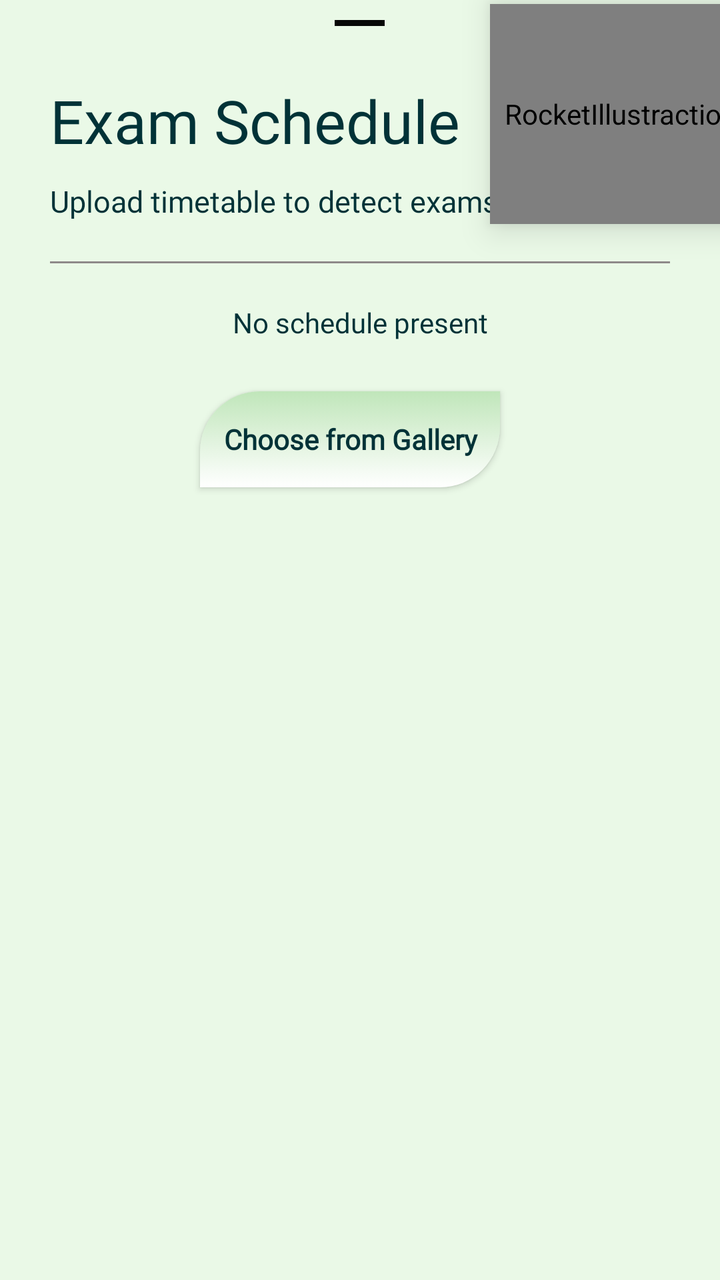
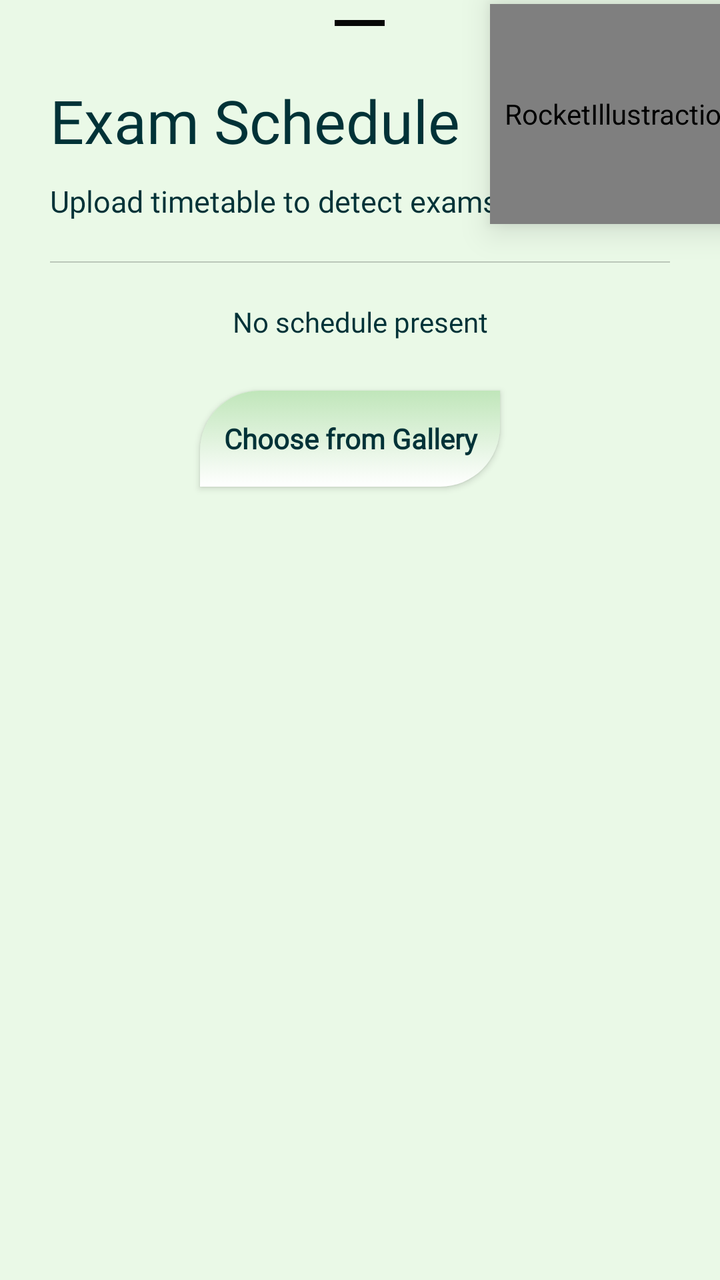

An Android layout rendered at two revisions. The XML below is the earlier revision; the diff shows what the commit changed to produce the second picture.
<!-- AndroidManifest.xml: application theme Theme.UniGo -->
<!-- res/layout/exam_schedule_btm.xml -->
<?xml version="1.0" encoding="utf-8"?>
<ScrollView
    xmlns:android="http://schemas.android.com/apk/res/android"
    xmlns:app="http://schemas.android.com/apk/res-auto"
    android:layout_width="match_parent"
    android:layout_height="match_parent"
    android:fillViewport="true"
    android:overScrollMode="never">

    <RelativeLayout
        android:layout_width="match_parent"
        android:layout_height="wrap_content"
        android:clipChildren="false"
        android:clipToPadding="false"
        android:paddingBottom="30dp">

        
        <com.google.android.material.bottomsheet.BottomSheetDragHandleView
            android:layout_width="25dp"
            android:layout_height="3dp"
            android:layout_centerHorizontal="true"
            android:layout_marginTop="10dp"
            android:background="@color/black"
            app:shapeAppearanceOverlay="@style/ShapeAppearance.Material3.SmallComponent" />

        
        <TextView
            android:id="@+id/examHeading"
            android:layout_width="wrap_content"
            android:layout_height="wrap_content"
            android:layout_marginStart="25dp"
            android:layout_marginTop="40dp"
            android:fontFamily="@font/lexend"
            android:text="Exam Schedule"
            android:textColor="@color/text_primary"
            android:textSize="30sp" />

        
        <com.airbnb.lottie.LottieAnimationView
            android:id="@+id/examIllustration"
            android:layout_width="130dp"
            android:layout_height="110dp"
            android:layout_alignParentEnd="true"
            android:translationX="15dp"
            android:translationY="2dp"
            android:elevation="10dp"
            android:contentDescription="@string/Illustration"
            app:lottie_rawRes="@raw/exams"
            app:lottie_autoPlay="true"
            app:lottie_loop="true"/>

        
        <TextView
            android:id="@+id/examSubheading"
            android:layout_width="wrap_content"
            android:layout_height="wrap_content"
            android:layout_below="@id/examHeading"
            android:layout_marginStart="25dp"
            android:layout_marginTop="10dp"
            android:fontFamily="@font/lexend"
            android:text="Upload timetable to detect exams"
            android:textColor="@color/text_primary"
            android:textSize="15sp" />

        
        <View
            android:id="@+id/div1"
            android:layout_width="match_parent"
            android:layout_height="1dp"
            android:layout_below="@id/examSubheading"
            android:layout_marginStart="25dp"
            android:layout_marginTop="20dp"
            android:layout_marginEnd="25dp"
            android:background="@color/gray" />

        
        <LinearLayout
            android:id="@+id/scheduleSection"
            android:layout_width="match_parent"
            android:layout_height="wrap_content"
            android:layout_below="@id/div1"
            android:layout_marginTop="20dp"
            android:layout_marginStart="25dp"
            android:layout_marginEnd="25dp"
            android:orientation="vertical">

            <TextView
                android:id="@+id/noScheduleText"
                android:layout_width="match_parent"
                android:layout_height="wrap_content"
                android:text="No schedule present"
                android:textSize="14sp"
                android:textColor="@color/text_primary"
                android:gravity="center"/>

            <LinearLayout
                android:id="@+id/scheduleContainer"
                android:layout_width="match_parent"
                android:layout_height="wrap_content"
                android:orientation="vertical"
                android:visibility="gone"/>

        </LinearLayout>

        
        <LinearLayout
            android:id="@+id/buttonRow"
            android:layout_width="match_parent"
            android:layout_height="wrap_content"
            android:layout_below="@id/scheduleSection"
            android:layout_marginTop="25dp"
            android:layout_marginStart="25dp"
            android:layout_marginEnd="25dp"
            android:orientation="horizontal"
            android:gravity="center"
            android:weightSum="2">

            <androidx.appcompat.widget.AppCompatButton
                android:id="@+id/galleryBtn"
                android:layout_width="0dp"
                android:layout_height="wrap_content"
                android:layout_weight="1"
                android:layout_marginEnd="10dp"
                android:background="@drawable/custom_btn"
                android:text="Choose from Gallery"
                android:textAllCaps="false"
                android:padding="10dp"
                android:textStyle="bold"/>

        </LinearLayout>

    </RelativeLayout>

</ScrollView>
<!-- resources referenced by this layout -->
<resources>
  <color name="black">#070707</color>
  <color name="gray">#8E8989</color>
  <color name="text_primary">#013237</color>
  <!-- drawable custom_btn (drawable) -->
  <?xml version="1.0" encoding="utf-8"?>
  <selector xmlns:android="http://schemas.android.com/apk/res/android">
      <item>
          <shape android:shape="rectangle">
              <solid android:color="@color/mint_soft"/>
              <corners android:topLeftRadius="30dp"
                  android:bottomRightRadius="30dp"
                  />
              <gradient android:type="linear"
                  android:startColor="@color/white"
                  android:endColor="@color/mint_soft"
                  android:angle="90"
                  />
          </shape>
      </item>
  </selector>
  <string name="Illustration">RocketIllustraction</string>
  <style name="Theme.UniGo" parent="Theme.MaterialComponents.Light.NoActionBar">
  
          
          <item name="colorPrimary">@color/mint_primary</item>
          <item name="colorPrimaryVariant">@color/mint_dark</item>
          <item name="colorOnPrimary">@color/mint_light</item>
  
          
          <item name="android:windowBackground">@color/mint_light</item>
          <item name="colorSurface">@color/mint_soft</item>
  
          <item name="appBackground">@color/mint_light</item>
          <item name="appSurface">@color/mint_soft</item>
  
          
          <item name="android:textColorPrimary">@color/text_primary</item>
          <item name="fontFamily">@font/lexend</item>
  
          
          <item name="android:statusBarColor">@color/mint_dark</item>
          <item name="android:windowLightStatusBar">true</item>
  
      </style>
  <color name="mint_soft">#C0E6BA</color>
  <color name="white">#ffffff</color>
  <color name="mint_primary">#4CA771</color>
  <color name="mint_dark">#013237</color>
  <color name="mint_light">#EAF9E7</color>
</resources>

<!-- the commit's change to res/layout/exam_schedule_btm.xml (unified diff, before → after) -->
@@ -66,12 +66,12 @@
         <View
             android:id="@+id/div1"
             android:layout_width="match_parent"
-            android:layout_height="1dp"
+            android:layout_height="0.6dp"
             android:layout_below="@id/examSubheading"
             android:layout_marginStart="25dp"
             android:layout_marginTop="20dp"
             android:layout_marginEnd="25dp"
-            android:background="@color/gray" />
+            android:background="@color/view" />
 
         
         <LinearLayout
<!-- resource entries referenced after the edit -->
@@ -1,8 +1,8 @@
 <!-- resources referenced by this layout -->
 <resources>
   <color name="black">#070707</color>
-  <color name="gray">#8E8989</color>
   <color name="text_primary">#013237</color>
+  <color name="view">#33000000</color>
   <!-- drawable custom_btn (drawable) -->
   <?xml version="1.0" encoding="utf-8"?>
   <selector xmlns:android="http://schemas.android.com/apk/res/android">
